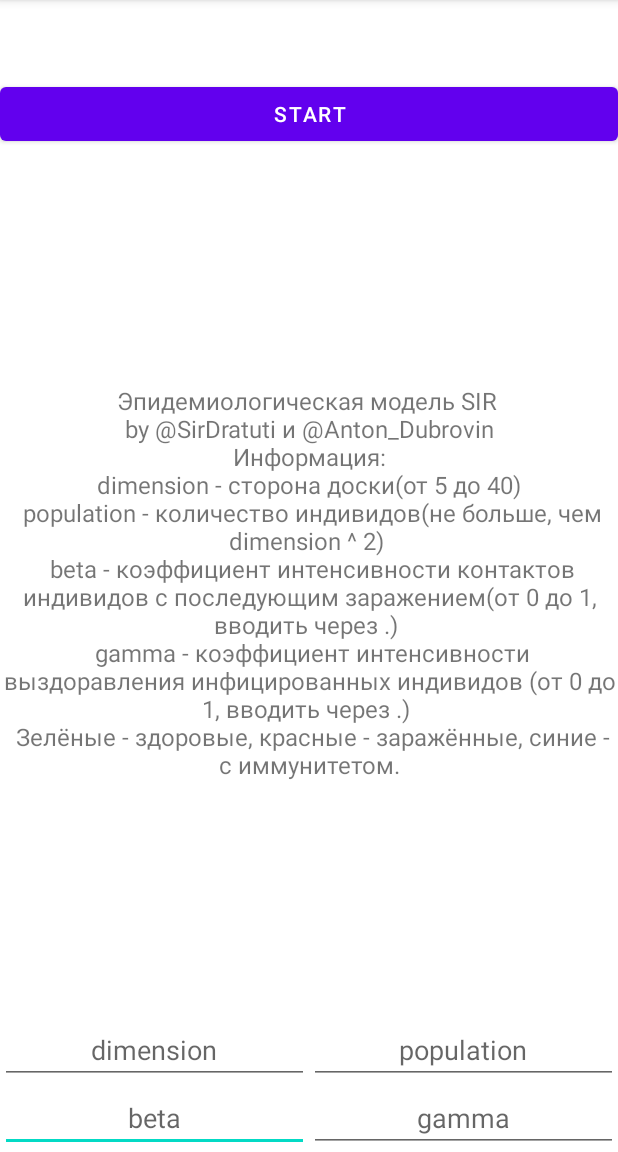
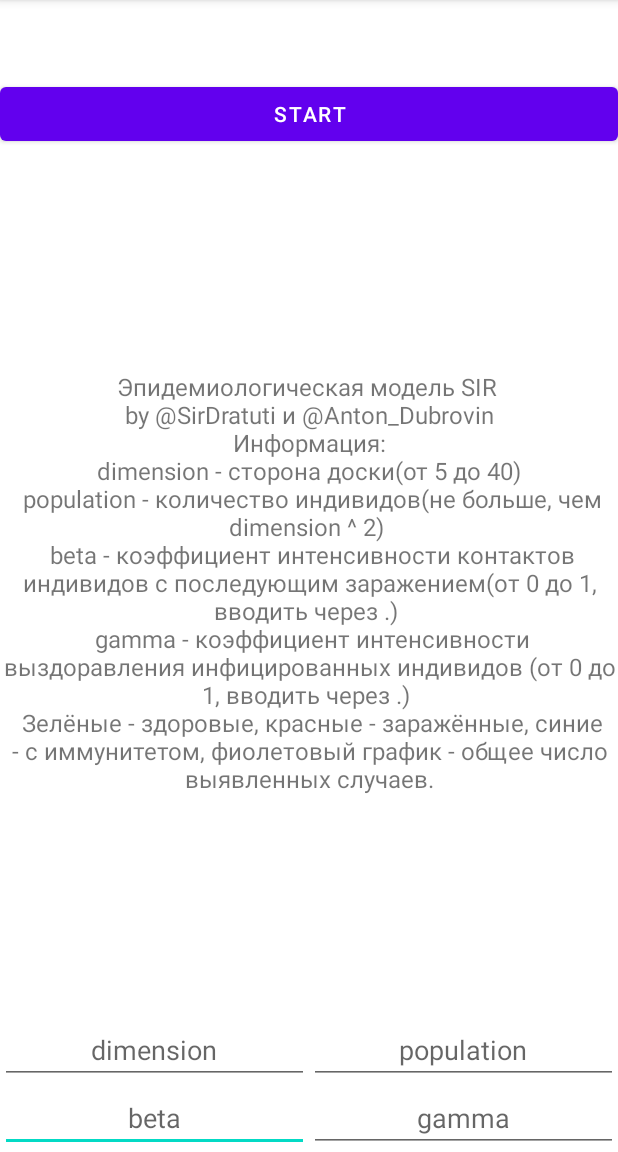
Before and after one commit to AntonDubrovin/SIR_Model, an Android app: the screen it shows after launch (MainActivity), on a phone screen of 412 x 824 dp, the part 84-1236 px from its top. Run offline under Robolectric (Android 15) with nearby library versions, the phone set to English and light mode, and no system bars; libraries missing offline, so code that uses them is left out: com.jjoe64.graphview; plain views replace GraphView; 1 statement that could not run was skipped.

Commit message:
last fixes

```diff
--- a/app/src/main/res/layout/activity_main.xml
+++ b/app/src/main/res/layout/activity_main.xml
@@ -88,6 +88,7 @@
         android:autofillHints=""
         android:gravity="center"
         android:hint="beta"
+        android:inputType="numberDecimal"
         app:layout_constraintBottom_toBottomOf="parent"
         app:layout_constraintEnd_toStartOf="@id/gamma"
         app:layout_constraintStart_toStartOf="parent" />
@@ -98,6 +99,7 @@
         android:layout_height="wrap_content"
         android:gravity="center"
         android:hint="gamma"
+        android:inputType="numberDecimal"
         app:layout_constraintBottom_toBottomOf="parent"
         app:layout_constraintEnd_toEndOf="parent"
         app:layout_constraintStart_toEndOf="@id/betta" />
@@ -108,6 +110,7 @@
         android:layout_height="wrap_content"
         android:gravity="center"
         android:hint="dimension"
+        android:inputType="number"
         app:layout_constraintBottom_toTopOf="@id/betta"
         app:layout_constraintEnd_toStartOf="@id/population"
         app:layout_constraintStart_toStartOf="parent" />
@@ -118,6 +121,7 @@
         android:layout_height="wrap_content"
         android:gravity="center"
         android:hint="population"
+        android:inputType="number"
         app:layout_constraintBottom_toTopOf="@id/gamma"
         app:layout_constraintEnd_toEndOf="parent"
         app:layout_constraintStart_toEndOf="@id/dimension" />
--- a/app/src/main/res/values/strings.xml
+++ b/app/src/main/res/values/strings.xml
@@ -7,7 +7,7 @@
                                 population - количество индивидов(не больше, чем dimension ^ 2) \n
                                 beta - коэффициент интенсивности контактов индивидов с последующим заражением(от 0 до 1, вводить через .) \n
                                 gamma - коэффициент интенсивности выздоравления инфицированных индивидов (от 0 до 1, вводить через .) \n
-                                Зелёные - здоровые, красные - заражённые, синие - с иммунитетом.
+                                Зелёные - здоровые, красные - заражённые, синие - с иммунитетом, фиолетовый график - общее число выявленных случаев.
 
 
 
```
Also changed, not shown: app/src/main/java/com/example/sir_model/MainActivity.kt (+34 -24 lines).
